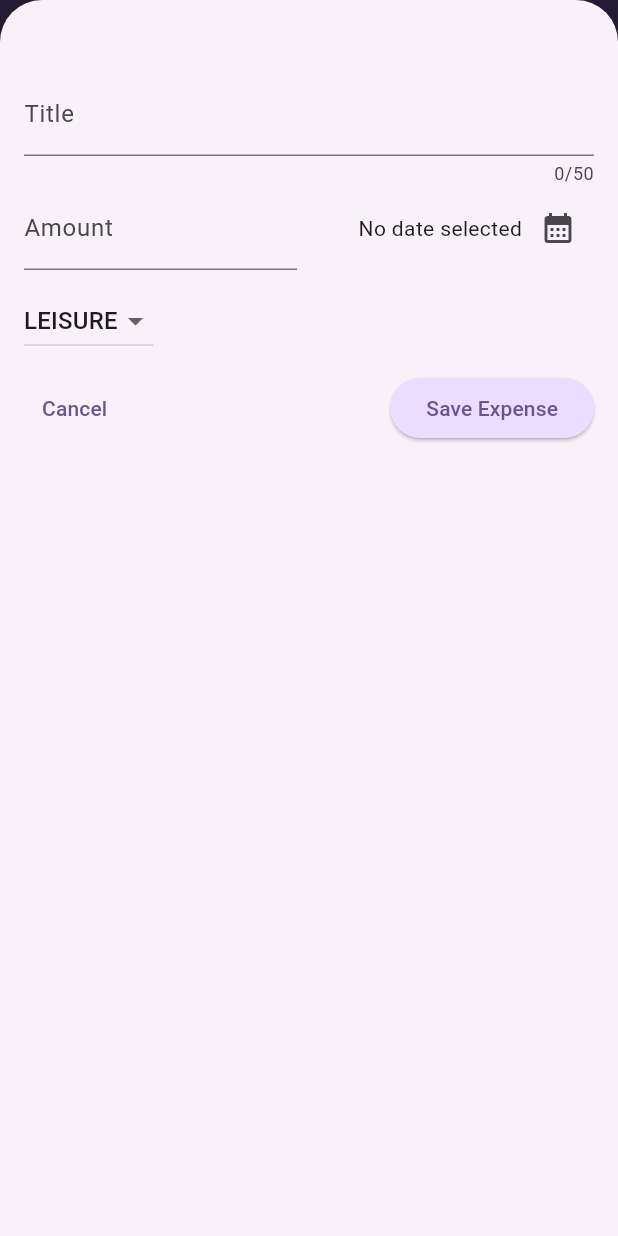
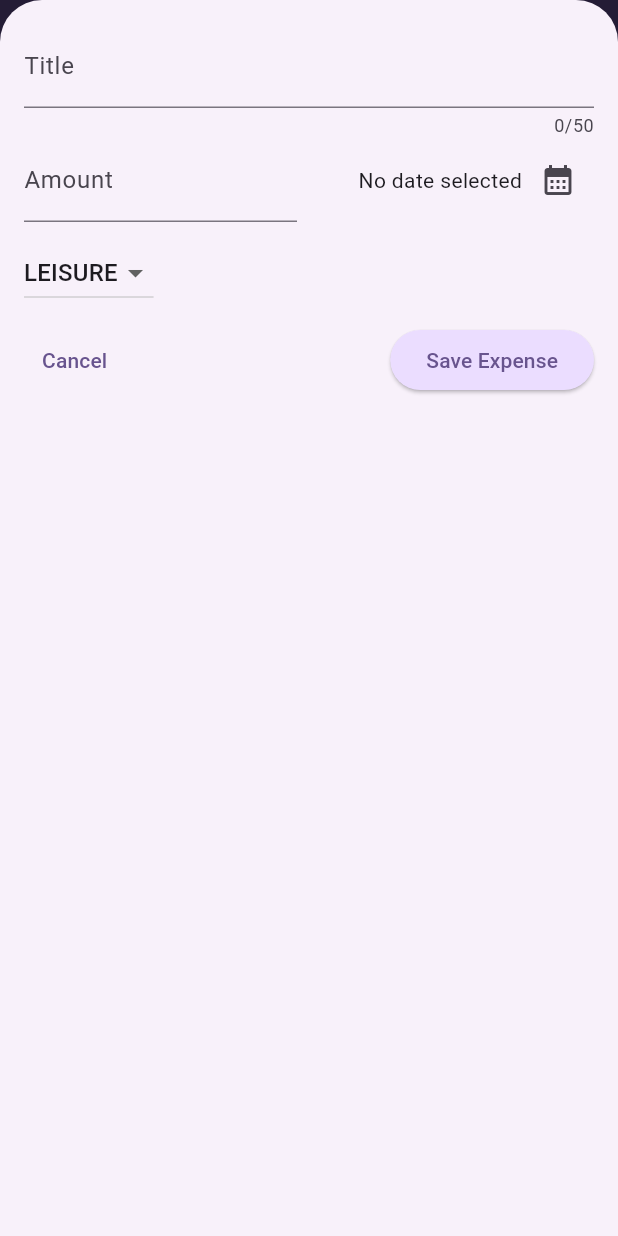
Before and after one commit to lfpetreca/expense_tracker_app, a Flutter app: the screen it shows after launch, after a tap on the "add" icon, on a phone screen of 412 x 824 dp. Run offline on Flutter 3.47's test engine with Material 3 defaults, Android fonts, the phone set to English and light mode, and no system bars.

Commit message:
Responsive and adaptive user interface

```diff
--- a/lib/expenses.dart
+++ b/lib/expenses.dart
@@ -32,6 +32,7 @@ class _ExpensesState extends State<Expenses> {
 
   void _openAddExpenseOverlay() {
     showModalBottomSheet(
+      useSafeArea: true,
       isScrollControlled: true,
       context: context,
       builder: (ctx) => NewExpense(onAddExpense: _addExpense),
@@ -68,6 +69,8 @@ class _ExpensesState extends State<Expenses> {
 
   @override
   Widget build(BuildContext context) {
+    final width = MediaQuery.of(context).size.width;
+
     Widget mainContent = const Center(
       child: Text('No expenses found. Start adding some!'),
     );
@@ -89,9 +92,22 @@ class _ExpensesState extends State<Expenses> {
           )
         ],
       ),
-      body: Column(
+      body: width < 600
+          ? Column(
               children: [
-          Chart(expenses: _registeredExpenses),
+                Expanded(
+                  child: Chart(expenses: _registeredExpenses),
+                ),
+                Expanded(
+                  child: mainContent,
+                ),
+              ],
+            )
+          : Row(
+              children: [
+                Expanded(
+                  child: Chart(expenses: _registeredExpenses),
+                ),
                 Expanded(
                   child: mainContent,
                 ),
--- a/lib/new_expense.dart
+++ b/lib/new_expense.dart
@@ -1,5 +1,8 @@
+import 'dart:io';
+import 'package:flutter/cupertino.dart';
+import 'package:flutter/material.dart';
+
 import 'package:expense_tracker/models/expense.dart';
-import 'package:flutter/material.dart';
 
 class NewExpense extends StatefulWidget {
   const NewExpense({super.key, required this.onAddExpense});
@@ -34,13 +37,26 @@ class _NewExpenseState extends State<NewExpense> {
     });
   }
 
-  void _submitExpenseData() {
-    final enteredAmount = double.tryParse(_amountController.text);
-    final amountIsInvalid = enteredAmount == null || enteredAmount <= 0;
-
-    if (_titleController.text.trim().isEmpty ||
-        amountIsInvalid ||
-        _selectedDate == null) {
+  void _showDialog() {
+    if (Platform.isIOS) {
+      showCupertinoDialog(
+        context: context,
+        builder: (ctx) => CupertinoAlertDialog(
+          title: const Text('Invalid input'),
+          content: const Text(
+            'Please make sure a valid title, amout, date and category was entered',
+          ),
+          actions: [
+            TextButton(
+              onPressed: () {
+                Navigator.pop(ctx);
+              },
+              child: const Text('Ok'),
+            ),
+          ],
+        ),
+      );
+    } else {
       showDialog(
         context: context,
         builder: (ctx) => AlertDialog(
@@ -58,6 +74,18 @@ class _NewExpenseState extends State<NewExpense> {
           ],
         ),
       );
+    }
+  }
+
+  void _submitExpenseData() {
+    final enteredAmount = double.tryParse(_amountController.text);
+    final amountIsInvalid = enteredAmount == null || enteredAmount <= 0;
+
+    if (_titleController.text.trim().isEmpty ||
+        amountIsInvalid ||
+        _selectedDate == null) {
+      _showDialog();
+
       return;
     }
 
@@ -74,8 +102,13 @@ class _NewExpenseState extends State<NewExpense> {
 
   @override
   Widget build(BuildContext context) {
-    return Padding(
-      padding: const EdgeInsets.fromLTRB(16, 48, 16, 16),
+    final keyboardSpace = MediaQuery.of(context).viewInsets.bottom;
+
+    return SizedBox(
+      height: double.infinity,
+      child: SingleChildScrollView(
+        child: Padding(
+          padding: EdgeInsets.fromLTRB(16, 16, 16, keyboardSpace + 16),
           child: Column(
             children: [
               TextField(
@@ -160,6 +193,8 @@ class _NewExpenseState extends State<NewExpense> {
               ),
             ],
           ),
+        ),
+      ),
     );
   }
 
```
Lines whose indentation alone changed are shown as unchanged.
